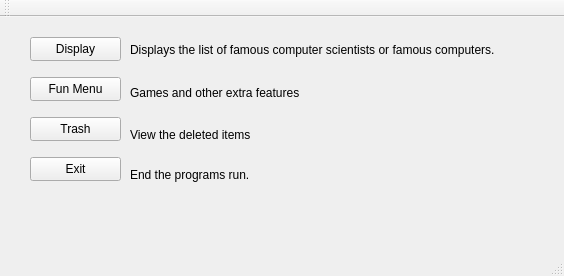
This is Widget/mainwindow.ui in Ladanvini/VLN1-Hopur-5 as Qt 5 draws it before an edit. The edited form follows.
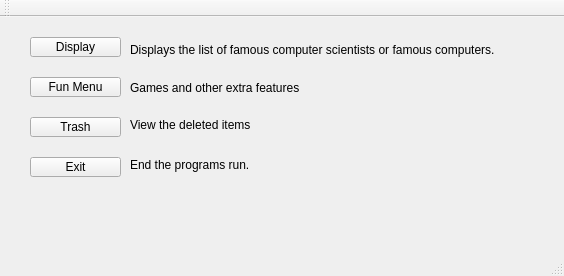
This is the edited form.

```diff
--- a/Widget/mainwindow.ui
+++ b/Widget/mainwindow.ui
@@ -20,7 +20,7 @@
       <x>30</x>
       <y>20</y>
       <width>91</width>
-      <height>24</height>
+      <height>20</height>
      </rect>
     </property>
     <property name="text">
@@ -33,7 +33,7 @@
       <x>30</x>
       <y>60</y>
       <width>91</width>
-      <height>24</height>
+      <height>20</height>
      </rect>
     </property>
     <property name="text">
@@ -46,7 +46,7 @@
       <x>30</x>
       <y>140</y>
       <width>91</width>
-      <height>24</height>
+      <height>20</height>
      </rect>
     </property>
     <property name="text">
@@ -70,7 +70,7 @@
     <property name="geometry">
      <rect>
       <x>130</x>
-      <y>65</y>
+      <y>60</y>
       <width>191</width>
       <height>21</height>
      </rect>
@@ -83,7 +83,7 @@
     <property name="geometry">
      <rect>
       <x>130</x>
-      <y>150</y>
+      <y>140</y>
       <width>141</width>
       <height>16</height>
      </rect>
@@ -98,7 +98,7 @@
       <x>30</x>
       <y>100</y>
       <width>91</width>
-      <height>24</height>
+      <height>20</height>
      </rect>
     </property>
     <property name="text">
@@ -109,7 +109,7 @@
     <property name="geometry">
      <rect>
       <x>130</x>
-      <y>110</y>
+      <y>100</y>
       <width>141</width>
       <height>16</height>
      </rect>
```
Left out of the diff: 2 changed lines with no effect on the pictures.
